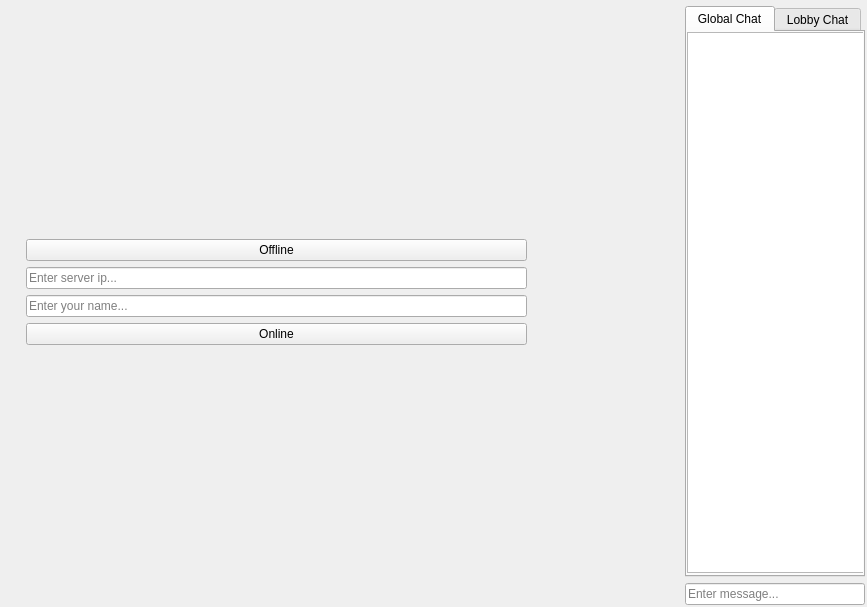
First picture: the form in PyQtDesigner.ui, repository Bodzioo44/GameHub, before the edit.
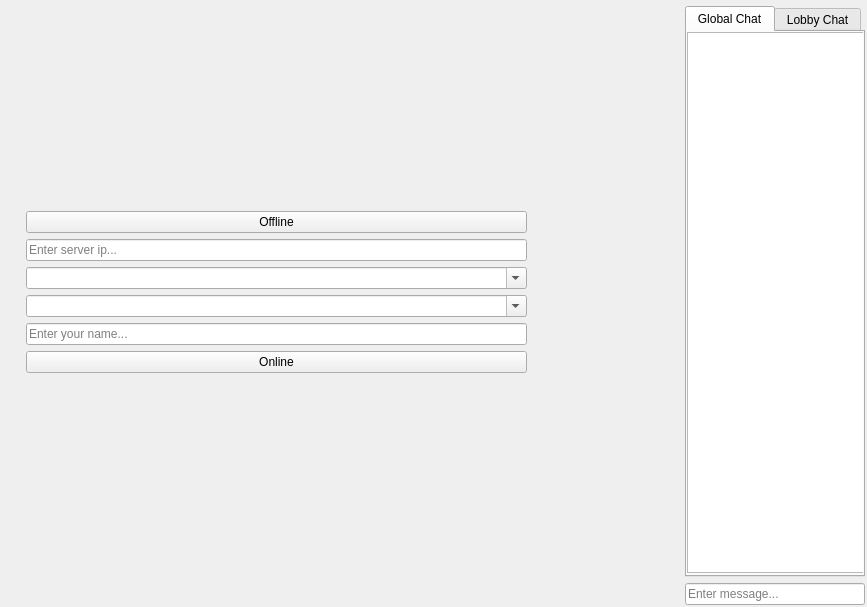
Second picture: the form after the edit. The open tabs and pages were chosen to show the change.

```diff
--- a/PyQtDesigner.ui
+++ b/PyQtDesigner.ui
@@ -147,6 +147,35 @@
             </property>
            </widget>
           </item>
+          <item>
+           <widget class="QComboBox" name="IP_ComboBox">
+            <property name="editable">
+             <bool>true</bool>
+            </property>
+            <property name="maxVisibleItems">
+             <number>5</number>
+            </property>
+            <property name="placeholderText">
+             <string>Enter server ip...</string>
+            </property>
+           </widget>
+          </item>
+          <item>
+           <widget class="QComboBox" name="Name_ComboBox">
+            <property name="autoFillBackground">
+             <bool>false</bool>
+            </property>
+            <property name="editable">
+             <bool>true</bool>
+            </property>
+            <property name="maxVisibleItems">
+             <number>5</number>
+            </property>
+            <property name="placeholderText">
+             <string>Enter your name...</string>
+            </property>
+           </widget>
+          </item>
           <item>
            <widget class="QLineEdit" name="Name_Input_Box">
             <property name="placeholderText">
```
Left out of the diff: 4 changed lines with no effect on the pictures.
